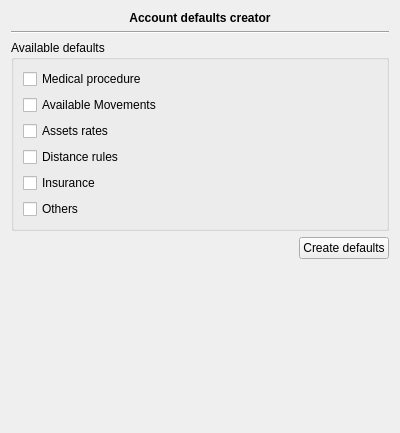
This is plugins/accountplugin/preferences/accountdatabasedefaultswidget.ui in FreeHealth/freehealth as Qt 5 draws it before an edit. The edited form follows.
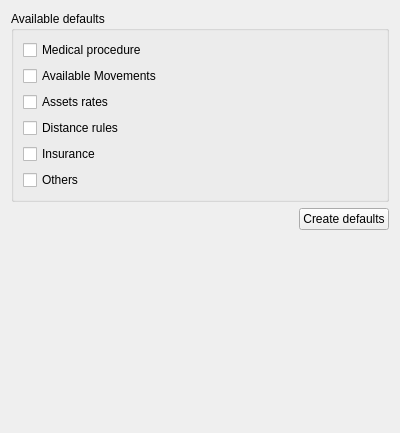
This is the edited form.

```diff
--- a/plugins/accountplugin/preferences/accountdatabasedefaultswidget.ui
+++ b/plugins/accountplugin/preferences/accountdatabasedefaultswidget.ui
@@ -15,35 +15,6 @@
   </property>
   <layout class="QGridLayout" name="gridLayout">
    <item row="0" column="0" colspan="2">
-    <widget class="QLabel" name="label">
-     <property name="sizePolicy">
-      <sizepolicy hsizetype="Preferred" vsizetype="Fixed">
-       <horstretch>0</horstretch>
-       <verstretch>0</verstretch>
-      </sizepolicy>
-     </property>
-     <property name="font">
-      <font>
-       <weight>75</weight>
-       <bold>true</bold>
-      </font>
-     </property>
-     <property name="text">
-      <string>Account defaults creator</string>
-     </property>
-     <property name="alignment">
-      <set>Qt::AlignCenter</set>
-     </property>
-    </widget>
-   </item>
-   <item row="1" column="0" colspan="2">
-    <widget class="Line" name="line">
-     <property name="orientation">
-      <enum>Qt::Horizontal</enum>
-     </property>
-    </widget>
-   </item>
-   <item row="2" column="0" colspan="2">
     <widget class="QGroupBox" name="groupBox">
      <property name="title">
       <string>Available defaults</string>
@@ -94,7 +65,7 @@
      </layout>
     </widget>
    </item>
-   <item row="3" column="0">
+   <item row="1" column="0">
     <spacer name="horizontalSpacer">
      <property name="orientation">
       <enum>Qt::Horizontal</enum>
@@ -107,14 +78,14 @@
      </property>
     </spacer>
    </item>
-   <item row="3" column="1">
+   <item row="1" column="1">
     <widget class="QPushButton" name="createButton">
      <property name="text">
       <string>Create defaults</string>
      </property>
     </widget>
    </item>
-   <item row="4" column="0">
+   <item row="2" column="0">
     <spacer name="verticalSpacer">
      <property name="orientation">
       <enum>Qt::Vertical</enum>
```
